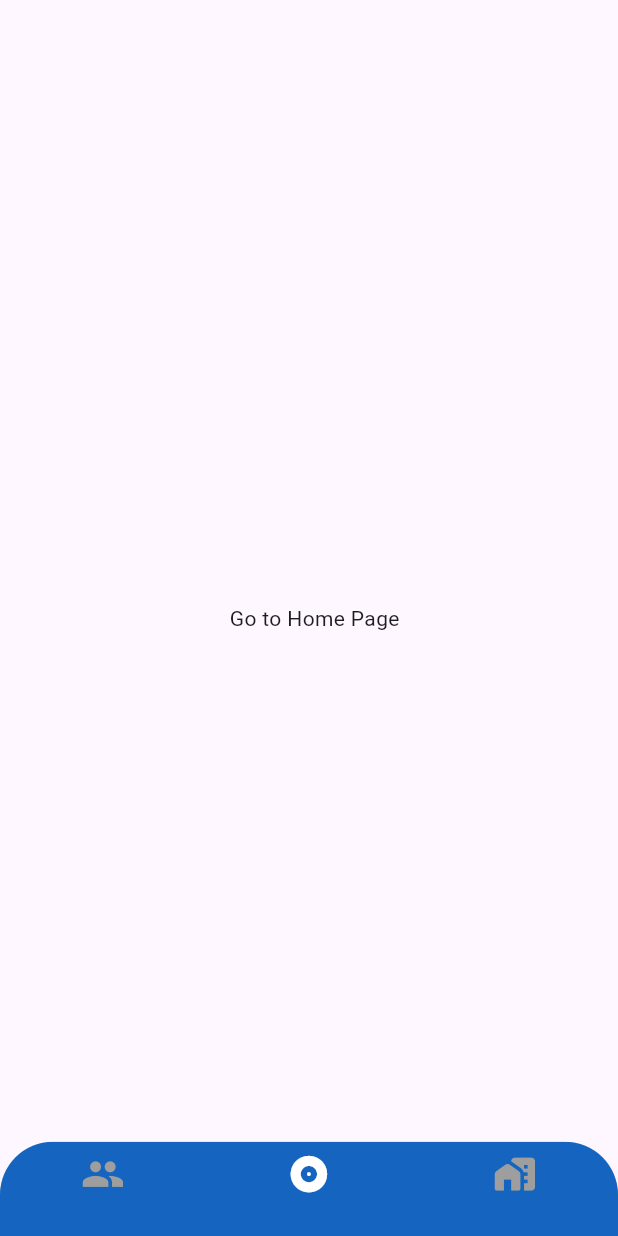
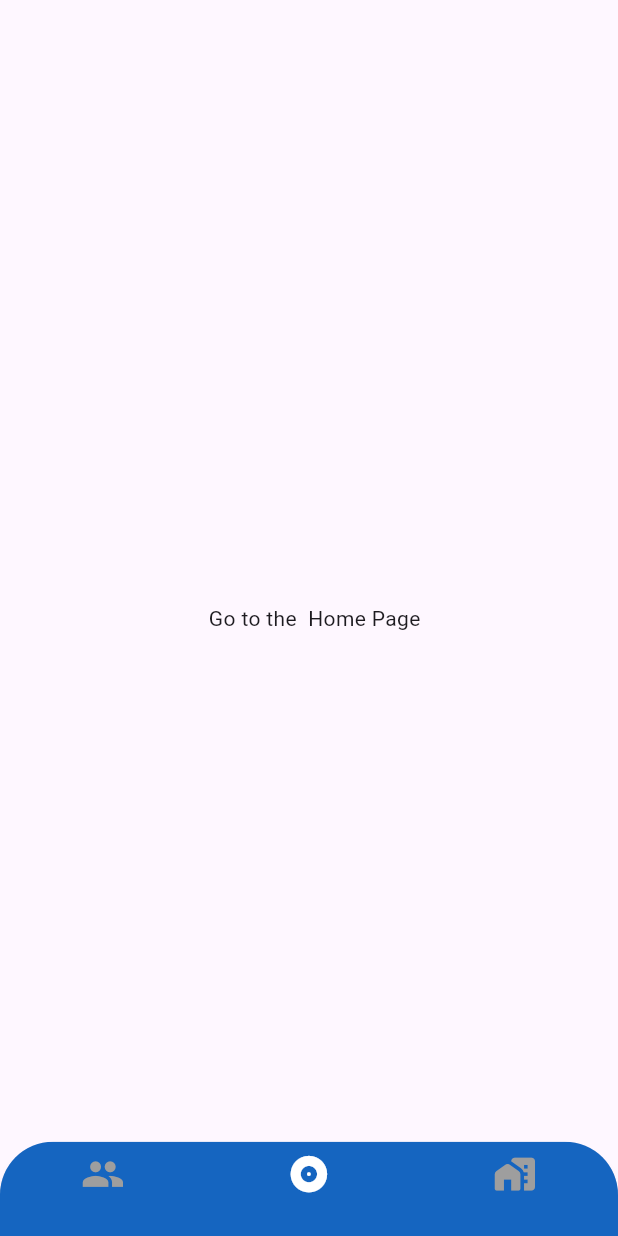
Before and after one commit to Rahul2080/Sample, a Flutter app: the screen it shows after launch, item 2 of the bottom bar chosen, on a phone screen of 412 x 824 dp. Run offline on Flutter 3.47's test engine with Material 3 defaults, Android fonts, the phone set to English and light mode, and no system bars; our stand-ins replace flutter_screenutil, google_fonts.

```diff
--- a/lib/Payment.dart
+++ b/lib/Payment.dart
@@ -12,7 +12,7 @@ class _PaymentState extends State<Payment> {
   Widget build(BuildContext context) {
     return Scaffold(
       body: Center(
-        child: Text("  Go to Home Page"),
+        child: Text("  Go to the  Home Page"),
       ),
     );
   }
```
